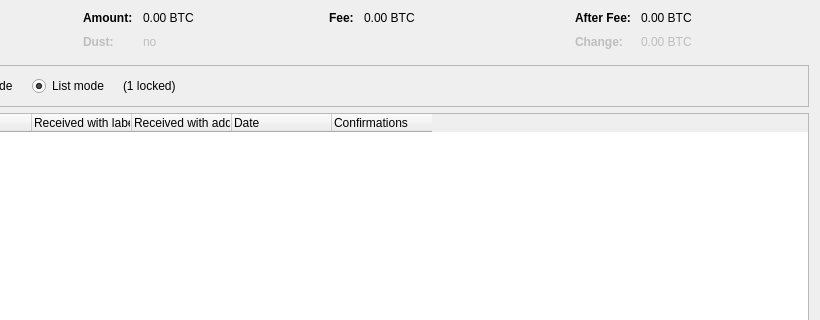
willyjin17/coin, file src/qt/forms/coincontroldialog.ui: the form before one commit; both pictures show x 180 to 1000 and y 0 to 320 of the 1000 by 500 pixel window.
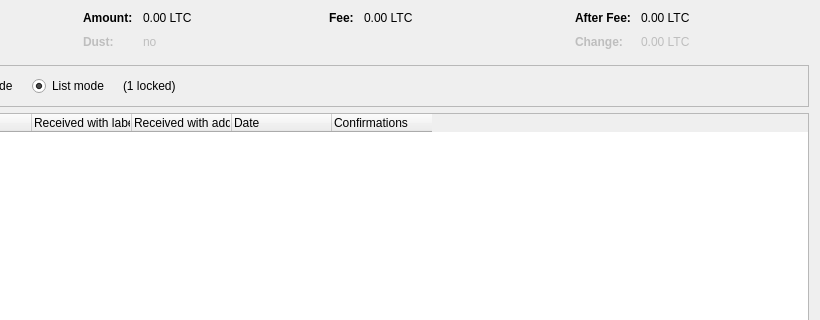
The form after the commit. Custom widgets are drawn as their Qt base class.

```diff
--- a/src/qt/forms/coincontroldialog.ui
+++ b/src/qt/forms/coincontroldialog.ui
@@ -132,7 +132,7 @@
           <enum>Qt::ActionsContextMenu</enum>
          </property>
          <property name="text">
-          <string notr="true">0.00 BTC</string>
+          <string notr="true">0.00 LTC</string>
          </property>
          <property name="textInteractionFlags">
           <set>Qt::LinksAccessibleByMouse|Qt::TextSelectableByKeyboard|Qt::TextSelectableByMouse</set>
@@ -212,7 +212,7 @@
           <enum>Qt::ActionsContextMenu</enum>
          </property>
          <property name="text">
-          <string notr="true">0.00 BTC</string>
+          <string notr="true">0.00 LTC</string>
          </property>
          <property name="textInteractionFlags">
           <set>Qt::LinksAccessibleByMouse|Qt::TextSelectableByKeyboard|Qt::TextSelectableByMouse</set>
@@ -257,7 +257,7 @@
           <enum>Qt::ActionsContextMenu</enum>
          </property>
          <property name="text">
-          <string notr="true">0.00 BTC</string>
+          <string notr="true">0.00 LTC</string>
          </property>
          <property name="textInteractionFlags">
           <set>Qt::LinksAccessibleByMouse|Qt::TextSelectableByKeyboard|Qt::TextSelectableByMouse</set>
@@ -292,7 +292,7 @@
           <enum>Qt::ActionsContextMenu</enum>
          </property>
          <property name="text">
-          <string notr="true">0.00 BTC</string>
+          <string notr="true">0.00 LTC</string>
          </property>
          <property name="textInteractionFlags">
           <set>Qt::LinksAccessibleByMouse|Qt::TextSelectableByKeyboard|Qt::TextSelectableByMouse</set>
```
